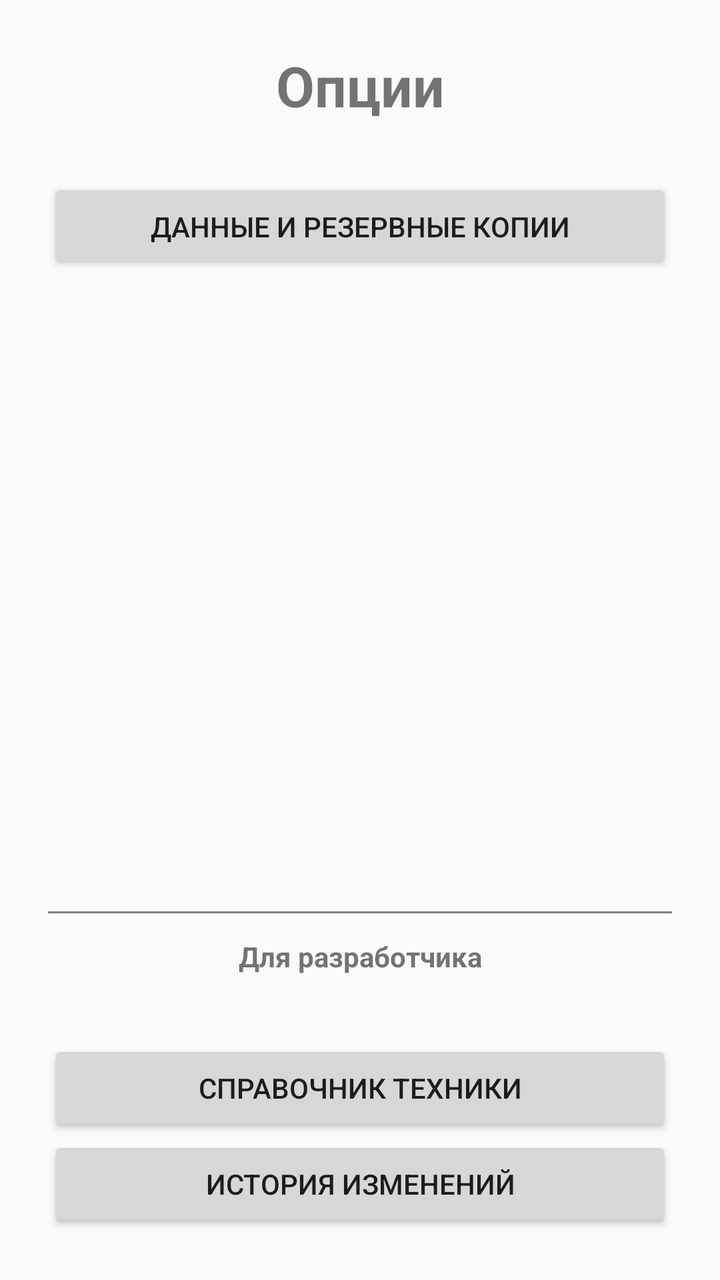
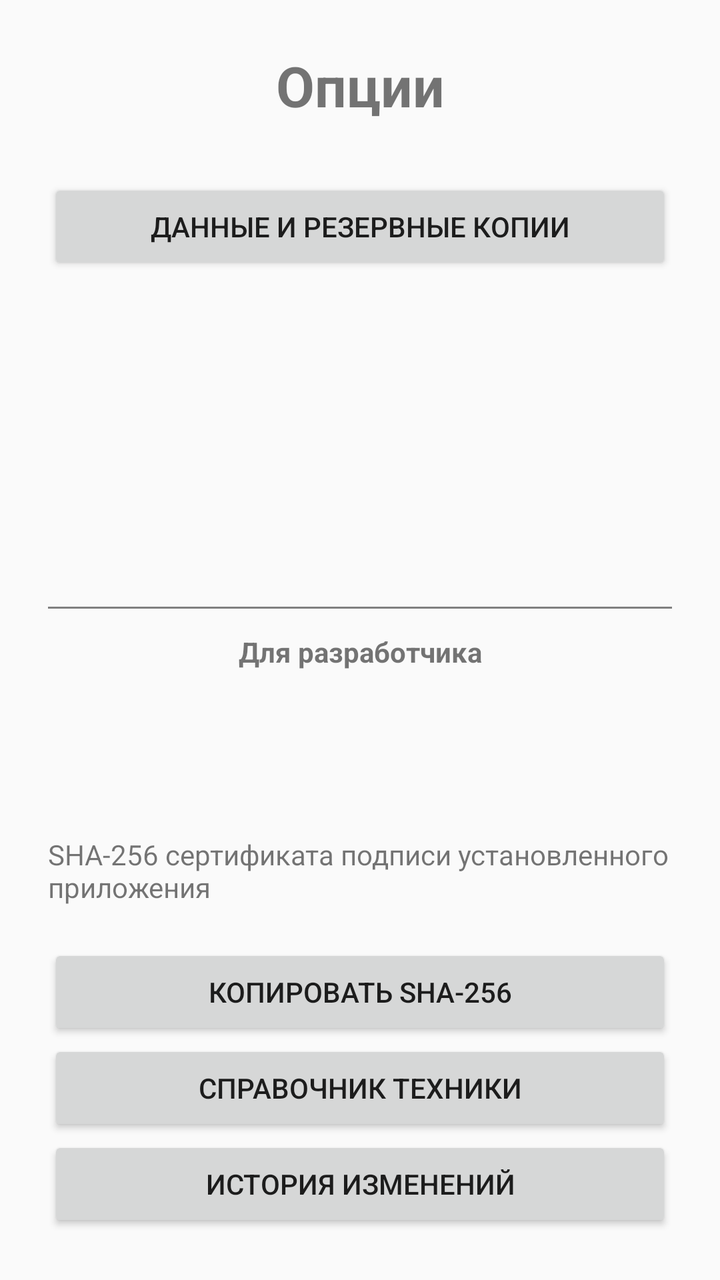

Compare the two renders of this Android layout. The source of the first and the diff that turns it into the second are given below.
<!-- AndroidManifest.xml: application theme AppTheme -->
<!-- res/layout/activity_options.xml -->
<?xml version="1.0" encoding="utf-8"?>
<FrameLayout xmlns:android="http://schemas.android.com/apk/res/android"
    android:layout_width="match_parent"
    android:layout_height="match_parent"
    android:fitsSystemWindows="true">
<ScrollView
    android:layout_width="match_parent"
    android:layout_height="match_parent"
    android:fillViewport="true">
<LinearLayout
    android:layout_width="match_parent"
    android:layout_height="wrap_content"
    android:orientation="vertical"
    android:padding="24dp">

    <TextView
        android:layout_width="match_parent"
        android:layout_height="wrap_content"
        android:gravity="center"
        android:text="Опции"
        android:textSize="28sp"
        android:textStyle="bold"
        android:paddingBottom="28dp" />

    <Button
        android:id="@+id/buttonDataBackup"
        android:layout_width="match_parent"
        android:layout_height="wrap_content"
        android:text="Данные и резервные копии" />

    <Space
        android:layout_width="match_parent"
        android:layout_height="0dp"
        android:layout_weight="1" />

    <View
        android:layout_width="match_parent"
        android:layout_height="1dp"
        android:layout_marginTop="32dp"
        android:layout_marginBottom="12dp"
        android:background="#808080" />

    <TextView
        android:id="@+id/textDeveloperHeading"
        android:layout_width="match_parent"
        android:layout_height="wrap_content"
        android:layout_marginBottom="8dp"
        android:gravity="center"
        android:text="Для разработчика"
        android:textSize="14sp"
        android:textStyle="bold" />

    <TextView
        android:id="@+id/textAppVersion"
        android:layout_width="match_parent"
        android:layout_height="wrap_content"
        android:layout_marginBottom="8dp"
        android:gravity="center"
        android:textSize="12sp" />

    <Button
        android:id="@+id/buttonDeveloperCatalog"
        android:layout_width="match_parent"
        android:layout_height="wrap_content"
        android:text="Справочник техники" />

    <Button
        android:id="@+id/buttonChangelog"
        android:layout_width="match_parent"
        android:layout_height="wrap_content"
        android:text="История изменений" />

</LinearLayout>
</ScrollView>
</FrameLayout>
<!-- resources referenced by this layout -->
<resources>
  <style name="AppTheme" parent="Theme.AppCompat.Light.DarkActionBar">
          
          <item name="colorPrimary">@color/colorPrimary</item>
          <item name="colorPrimaryDark">@color/colorPrimaryDark</item>
          <item name="colorAccent">@color/colorAccent</item>
      </style>
  <color name="colorPrimary">#008577</color>
  <color name="colorPrimaryDark">#00574B</color>
  <color name="colorAccent">#D81B60</color>
</resources>

<!-- the commit's change to res/layout/activity_options.xml (unified diff, before → after) -->
@@ -58,6 +58,41 @@
         android:gravity="center"
         android:textSize="12sp" />
 
+    <TextView
+        android:id="@+id/textAppVersionCode"
+        android:layout_width="match_parent"
+        android:layout_height="wrap_content"
+        android:gravity="center"
+        android:textSize="14sp" />
+
+    <TextView
+        android:id="@+id/textRoomSchemaVersion"
+        android:layout_width="match_parent"
+        android:layout_height="wrap_content"
+        android:gravity="center"
+        android:textSize="14sp" />
+
+    <TextView
+        android:layout_width="match_parent"
+        android:layout_height="wrap_content"
+        android:layout_marginTop="12dp"
+        android:labelFor="@id/textSigningCertificate"
+        android:text="@string/app_signing_certificate"
+        android:textSize="14sp" />
+
+    <TextView
+        android:id="@+id/textSigningCertificate"
+        android:layout_width="match_parent"
+        android:layout_height="wrap_content"
+        android:textIsSelectable="true"
+        android:textSize="14sp" />
+
+    <Button
+        android:id="@+id/buttonCopySigningCertificate"
+        android:layout_width="match_parent"
+        android:layout_height="wrap_content"
+        android:text="@string/app_copy_certificate" />
+
     <Button
         android:id="@+id/buttonDeveloperCatalog"
         android:layout_width="match_parent"
<!-- resource entries referenced after the edit -->
@@ -1,5 +1,7 @@
 <!-- resources referenced by this layout -->
 <resources>
+  <string name="app_copy_certificate">Копировать SHA-256</string>
+  <string name="app_signing_certificate">SHA-256 сертификата подписи установленного приложения</string>
   <style name="AppTheme" parent="Theme.AppCompat.Light.DarkActionBar">
           
           <item name="colorPrimary">@color/colorPrimary</item>
